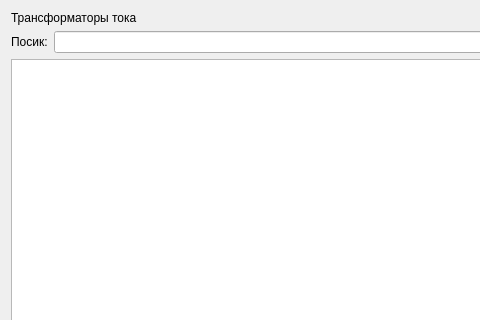
Above: ui/currenttransformerswidget.ui from nikola240698/MeteringActs before the change; both pictures show x 0 to 480 and y 0 to 320 of the 838 by 734 pixel window. Below: the same form after it.
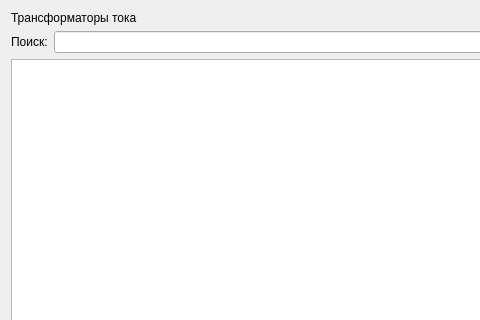
That is the form after the change.

```diff
--- a/ui/currenttransformerswidget.ui
+++ b/ui/currenttransformerswidget.ui
@@ -26,7 +26,7 @@
      <item>
       <widget class="QLabel" name="searchlabel">
        <property name="text">
-        <string>Посик:</string>
+        <string>Поиск:</string>
        </property>
       </widget>
      </item>
```
Left out of the diff: 4 changed lines with no effect on the pictures.
